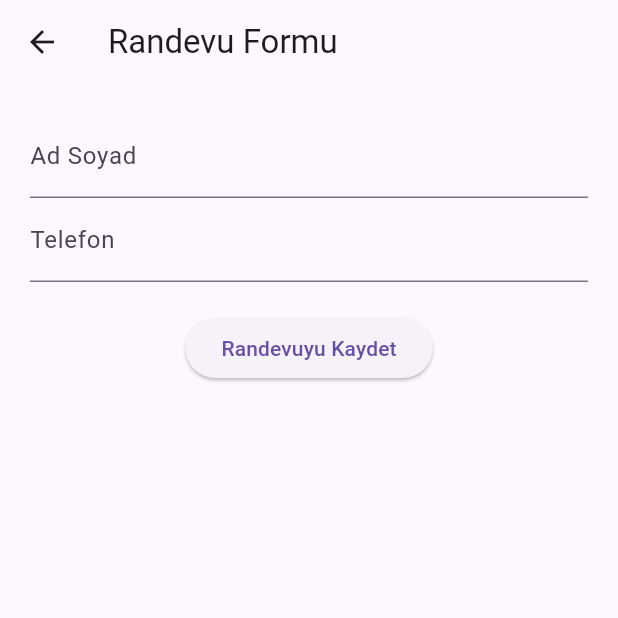
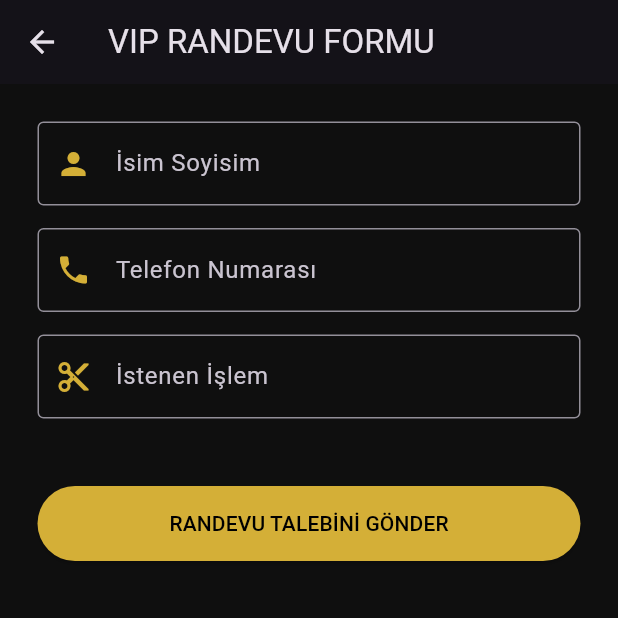
Before and after one commit to orhan504-collab/Deneme, a Flutter app: the MusteriEkrani screen opened directly, on a phone screen of 412 x 824 dp, the top half of it. Run offline on Flutter 3.47's test engine with Material 3 defaults, Android fonts, the phone set to English and light mode, and no system bars; Roboto replaces fonts that are missing (Georgia).

Commit message:
Update main.dart

```diff
--- a/lib/main.dart
+++ b/lib/main.dart
@@ -1,101 +1,143 @@
 import 'package:flutter/material.dart';
 
 void main() {
-  runApp(const RuyamKuaforApp());
-} class UygulamaAyarlari {
-  static bool isimIstensin = true;
-  static bool telIstensin = true;
-  static bool islemIstensin = false;
+  runApp(const RuyamExclusiveApp());
 }
+
+// --- DINAMIK AYARLAR VE VERILER ---
+class ExclusiveSettings {
+  static bool isimSor = true;
+  static bool telSor = true;
+  static bool islemSor = true;
+  static Color altinSarisi = const Color(0xFFD4AF37);
+}
+
 class Randevu {
-  final String ad;
+  final String isim;
   final String tel;
   final String islem;
-  Randevu({required this.ad, required this.tel, required this.islem});
+  Randevu({required this.isim, required this.tel, required this.islem});
 }
-List<Randevu> randevuListesi = [];
-class RuyamKuaforApp extends StatelessWidget {
-  const RuyamKuaforApp({super.key});
+
+List<Randevu> randevular = [];
+
+class RuyamExclusiveApp extends StatelessWidget {
+  const RuyamExclusiveApp({super.key});
   @override
   Widget build(BuildContext context) {
     return MaterialApp(
       debugShowCheckedModeBanner: false,
-      theme: ThemeData(primarySwatch: Colors.pink),
+      theme: ThemeData(
+        brightness: Brightness.dark,
+        primaryColor: ExclusiveSettings.altinSarisi,
+        scaffoldBackgroundColor: const Color(0xFF0F0F0F),
+        fontFamily: 'Georgia',
+      ),
       home: const GirisSayfasi(),
     );
   }
 }
-// --- GİRİŞ SAYFASI ---
+
+// --- ANA GIRIS SAYFASI ---
 class GirisSayfasi extends StatelessWidget {
   const GirisSayfasi({super.key});
   @override
   Widget build(BuildContext context) {
     return Scaffold(
-      body: Center(
+      body: Container(
+        decoration: const BoxDecoration(
+          border: Border.fromBorderSide(BorderSide(color: Color(0xFFD4AF37), width: 2)),
+          gradient: RadialGradient(colors: [Color(0xFF222222), Colors.black], radius: 1.5),
+        ),
+        child: Center(
+          child: Column(
+            mainAxisAlignment: MainAxisAlignment.center,
+            children: [
+              Icon(Icons.auto_awesome, size: 80, color: ExclusiveSettings.altinSarisi),
+              const SizedBox(height: 20),
+              Text('RÜYAM', style: TextStyle(fontSize: 48, letterSpacing: 8, color: ExclusiveSettings.altinSarisi, fontWeight: FontWeight.w200)),
+              const Text('EXCLUSIVE SALON', style: TextStyle(fontSize: 14, letterSpacing: 4, color: Colors.white54)),
+              const SizedBox(height: 60),
+              _anaButon(context, 'MÜŞTERİ GİRİŞİ', const MusteriEkrani(), true),
+              const SizedBox(height: 20),
+              _anaButon(context, 'İŞLETME PANELİ', const IsletmeEkrani(), false),
+            ],
+          ),
+        ),
+      ),
+    );
+  }
+
+  Widget _anaButon(BuildContext context, String metin, Widget sayfa, bool dolu) {
+    return SizedBox(
+      width: 280,
+      height: 55,
+      child: ElevatedButton(
+        style: ElevatedButton.styleFrom(
+          backgroundColor: dolu ? ExclusiveSettings.altinSarisi : Colors.transparent,
+          side: BorderSide(color: ExclusiveSettings.altinSarisi),
+          foregroundColor: dolu ? Colors.black : ExclusiveSettings.altinSarisi,
+        ),
+        onPressed: () => Navigator.push(context, MaterialPageRoute(builder: (context) => sayfa)),
+        child: Text(metin, style: const TextStyle(fontWeight: FontWeight.bold, letterSpacing: 2)),
+      ),
+    );
+  }
+}
+
+// --- MÜŞTERİ EKRANI ---
+class MusteriEkrani extends StatefulWidget {
+  const MusteriEkrani({super.key});
+  @override
+  State<MusteriEkrani> createState() => _MusteriEkraniState();
+}
+
+class _MusteriEkraniState extends State<MusteriEkrani> {
+  final TextEditingController _ad = TextEditingController();
+  final TextEditingController _tel = TextEditingController();
+  final TextEditingController _islem = TextEditingController();
+
+  @override
+  Widget build(BuildContext context) {
+    return Scaffold(
+      appBar: AppBar(title: const Text('VIP RANDEVU FORMU')),
+      body: Padding(
+        padding: const EdgeInsets.all(25),
         child: Column(
-          mainAxisAlignment: MainAxisAlignment.center,
           children: [
-            const Icon(Icons.brush, size: 70, color: Colors.pink),
-            const Text('Rüyam Kuaför', style: TextStyle(fontSize: 30, fontWeight: FontWeight.bold)),
-            const SizedBox(height: 50),
+            if (ExclusiveSettings.isimSor) _ozelInput(_ad, 'İsim Soyisim', Icons.person),
+            if (ExclusiveSettings.telSor) _ozelInput(_tel, 'Telefon Numarası', Icons.phone),
+            if (ExclusiveSettings.islemSor) _ozelInput(_islem, 'İstenen İşlem', Icons.content_cut),
+            const SizedBox(height: 30),
             ElevatedButton(
-              onPressed: () => Navigator.push(context, MaterialPageRoute(builder: (context) => const MusteriEkrani())),
-              child: const Text('Müşteri Girişi'),
-            ),
-            const SizedBox(height: 20),
-            OutlinedButton(
-              onPressed: () => Navigator.push(context, MaterialPageRoute(builder: (context) => const IsletmeEkrani())),
-              child: const Text('İşletme Girişi'),
+              style: ElevatedButton.styleFrom(backgroundColor: ExclusiveSettings.altinSarisi, foregroundColor: Colors.black, minimumSize: const Size(double.infinity, 50)),
+              onPressed: () {
+                setState(() => randevular.add(Randevu(isim: _ad.text, tel: _tel.text, islem: _islem.text)));
+                Navigator.pop(context);
+              },
+              child: const Text('RANDEVU TALEBİNİ GÖNDER'),
             ),
           ],
         ),
       ),
     );
   }
-}
-// --- MÜŞTERİ EKRANI ---
-class MusteriEkrani extends StatefulWidget {
-  const MusteriEkrani({super.key});
-  @override
-  State<MusteriEkrani> createState() => _MusteriEkraniState();
-}
-class _MusteriEkraniState extends State<MusteriEkrani> {
-  final TextEditingController _ad = TextEditingController();
-  final TextEditingController _tel = TextEditingController();
-  final TextEditingController _islem = TextEditingController();
-  @override
-  Widget build(BuildContext context) {
-    return Scaffold(
-      appBar: AppBar(title: const Text('Randevu Formu')),
-      body: Padding(
-        padding: const EdgeInsets.all(20),
-        child: Column(
-          children: [
-            if (UygulamaAyarlari.isimIstensin) TextField(controller: _ad, decoration: const InputDecoration(labelText: 'Ad Soyad')),
-            if (UygulamaAyarlari.telIstensin) TextField(controller: _tel, decoration: const InputDecoration(labelText: 'Telefon'), keyboardType: TextInputType.phone),
-            if (UygulamaAyarlari.islemIstensin) TextField(controller: _islem, decoration: const InputDecoration(labelText: 'İşlem Seçimi (Fön, Boya vb.)')),
-            const SizedBox(height: 20),
-            ElevatedButton(
-              onPressed: () {
-                setState(() {
-                  randevuListesi.add(Randevu(ad: _ad.text, tel: _tel.text, islem: _islem.text));
-                });
-                Navigator.pop(context);
-              },
-              child: const Text('Randevuyu Kaydet'),
-            ),
-          ],
-        ),
-      ),
+
+  Widget _ozelInput(TextEditingController c, String l, IconData i) {
+    return Padding(
+      padding: const EdgeInsets.only(bottom: 15),
+      child: TextField(controller: c, decoration: InputDecoration(labelText: l, prefixIcon: Icon(i, color: ExclusiveSettings.altinSarisi), border: const OutlineInputBorder())),
     );
   }
 }
+
 // --- İŞLETME EKRANI ---
 class IsletmeEkrani extends StatefulWidget {
   const IsletmeEkrani({super.key});
   @override
   State<IsletmeEkrani> createState() => _IsletmeEkraniState();
 }
+
 class _IsletmeEkraniState extends State<IsletmeEkrani> {
   @override
   Widget build(BuildContext context) {
@@ -103,29 +145,36 @@ class _IsletmeEkraniState extends State<IsletmeEkrani> {
       length: 2,
       child: Scaffold(
         appBar: AppBar(
-          title: const Text('Yönetim Paneli'),
-          bottom: const TabBar(tabs: [Tab(text: 'Randevular'), Tab(text: 'Soru Ayarları')]),
+          title: const Text('ADMIN PANEL'),
+          bottom: TabBar(indicatorColor: ExclusiveSettings.altinSarisi, tabs: const [Tab(text: 'RANDEVULAR'), Tab(text: 'AYARLAR')]),
         ),
         body: TabBarView(
           children: [
             ListView.builder(
-              itemCount: randevuListesi.length,
+              itemCount: randevular.length,
               itemBuilder: (context, i) => ListTile(
-                title: Text(randevuListesi[i].ad),
-                subtitle: Text("İşlem: ${randevuListesi[i].islem}"),
-                trailing: IconButton(icon: const Icon(Icons.delete), onPressed: () => setState(() => randevuListesi.removeAt(i))),
+                title: Text(randevular[i].isim, style: TextStyle(color: ExclusiveSettings.altinSarisi)),
+                subtitle: Text("İşlem: ${randevular[i].islem}\nTel: ${randevular[i].tel}"),
+                trailing: IconButton(icon: const Icon(Icons.delete, color: Colors.red), onPressed: () => setState(() => randevular.removeAt(i))),
               ),
             ),
-            Column(
-              children: [
-                SwitchListTile(title: const Text("İsim Sorulsun"), value: UygulamaAyarlari.isimIstensin, onChanged: (v) => setState(() => UygulamaAyarlari.isimIstensin = v)),
-                SwitchListTile(title: const Text("Telefon Sorulsun"), value: UygulamaAyarlari.telIstensin, onChanged: (v) => setState(() => UygulamaAyarlari.telIstensin = v)),
-                SwitchListTile(title: const Text("İşlem Sorulsun"), value: UygulamaAyarlari.islemIstensin, onChanged: (v) => setState(() => UygulamaAyarlari.islemIstensin = v)),
-              ],
+            Padding(
+              padding: const EdgeInsets.all(20),
+              child: Column(
+                children: [
+                  _ayarSwitch("İsim Alanı", ExclusiveSettings.isimSor, (v) => setState(() => ExclusiveSettings.isimSor = v)),
+                  _ayarSwitch("Telefon Alanı", ExclusiveSettings.telSor, (v) => setState(() => ExclusiveSettings.telSor = v)),
+                  _ayarSwitch("İşlem Alanı", ExclusiveSettings.islemSor, (v) => setState(() => ExclusiveSettings.islemSor = v)),
+                ],
+              ),
             ),
           ],
         ),
       ),
     );
   }
+
+  Widget _ayarSwitch(String t, bool v, Function(bool) c) {
+    return SwitchListTile(title: Text(t), value: v, activeColor: ExclusiveSettings.altinSarisi, onChanged: c);
+  }
 }
```
